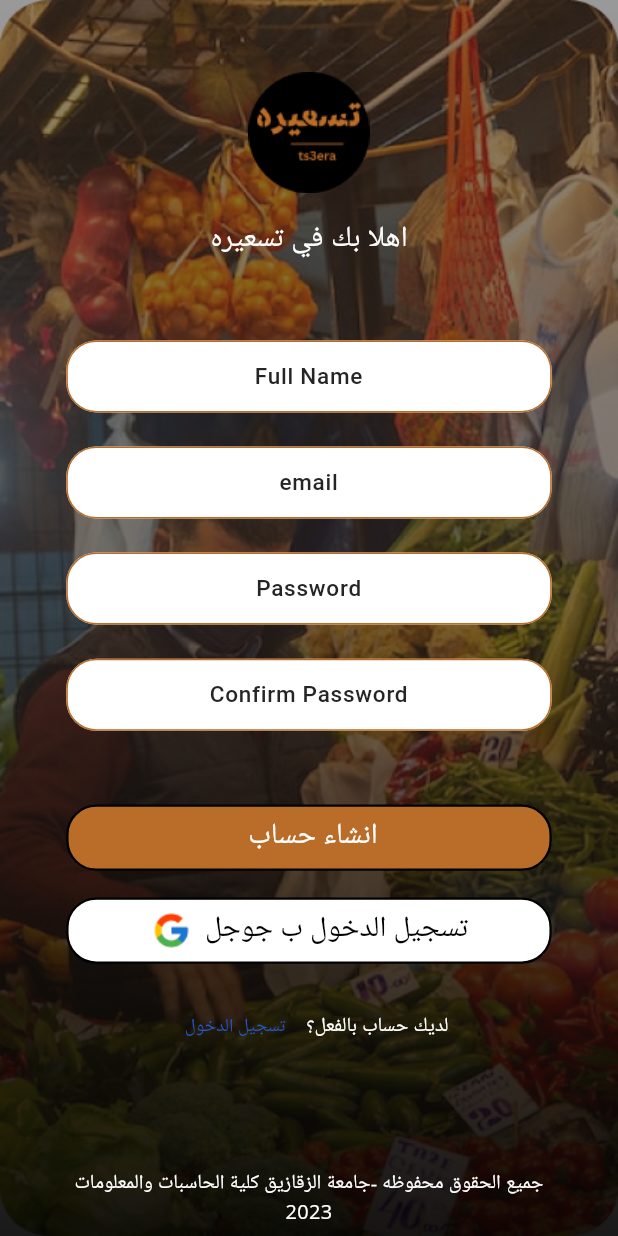
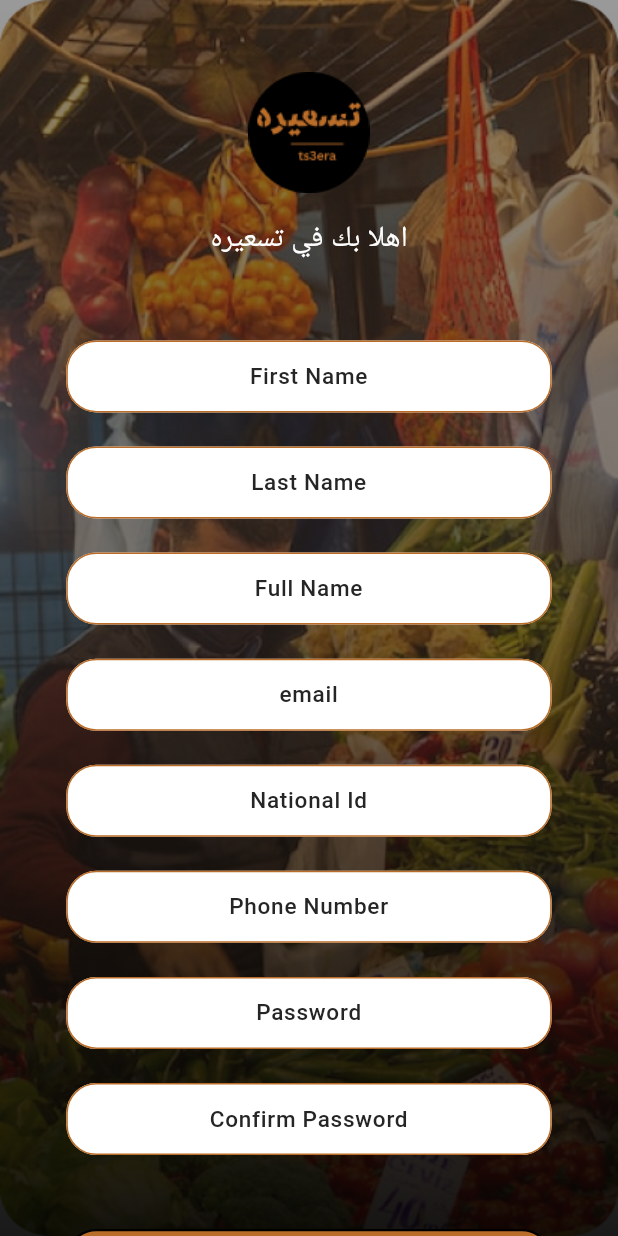
Before and after one commit to EngMohamedKhalid/tseara, a Flutter app: the RegisterScreen screen opened directly, on a phone screen of 412 x 824 dp. Run offline on Flutter 3.47's test engine with Material 3 defaults, Android fonts, the phone set to English and light mode, and no system bars; drawn by our look-alikes of overlay_support; our stand-ins replace bloc, carousel_slider, cloud_firestore, dartz, dio, dropdown_button2 and 19 more; missing offline and left inert: data_connection_checker_nulls, flutter_stripe, http_interceptor; accounts and stored records are empty; Roboto replaces fonts that are missing (Cairo, OpenSans-Regular, OpenSans-SemiBold).

Commit message:
add auth apis

```diff
--- a/lib/app/utils/consts.dart
+++ b/lib/app/utils/consts.dart
@@ -1,8 +1,5 @@
 
 import 'package:url_launcher/url_launcher.dart';
-const String kSecretKey= "sk_test_51NcYZ1IFBuxSP4IyHPxRBxM7hwSNclM111B2vACftn35lmmhIw1Lyu1A1UkJ4AT08DWRULN37gUyZAXSdRKRnQ2v00hPaFnFsX";
-const String kPublishKey = "pk_test_51NcYZ1IFBuxSP4IyHk35qI4RSKdmWyWl40XRt6T2SPc9OPo35cwnMJY0um0DwCChfDfyMD9Hiq7Ecn8PRttdrHP100XAw4bhFL";
-const String kCustomerId = "cus_Q11FaLd615Ckne";
 
 const String kBaseUrl = "ts3ra.runasp.net";
 const String kBaseVersion = 'api/';
--- a/lib/app/widgets/flutter_toast.dart
+++ b/lib/app/widgets/flutter_toast.dart
@@ -13,7 +13,7 @@ Future<bool?> showToast({
       msg: msg,
       toastLength: Toast.LENGTH_SHORT,
       gravity:gravity?? ToastGravity.BOTTOM,
-      timeInSecForIosWeb: 5,
+      timeInSecForIosWeb: 7,
       backgroundColor:backgroundColor??AppColors.mainColor,
       textColor: textColor??AppColors.white,
       fontSize: 18.sp
--- a/lib/features/auth_feature/presentation/screens/register_screen.dart
+++ b/lib/features/auth_feature/presentation/screens/register_screen.dart
@@ -77,61 +77,119 @@ class _RegisterScreenState extends State<RegisterScreen> {
                         ),
                         60.verticalSpace,
                         CustomFormField(
+                          hint: "First Name".tr(),
+                          controller: cu.registerFirstNameController,
+                          errorText:  cu.errorMsg,
+                        ),
+                        20.verticalSpace,
+                        CustomFormField(
+                          hint: "Last Name".tr(),
+                          controller: cu.registerLastNameController,
+                          errorText:  cu.errorMsg,
+                        ),
+                        20.verticalSpace,
+                        CustomFormField(
                           hint: "Full Name".tr(),
-                          controller: cu.loginEmailController,
+                          controller: cu.registerFullNameController,
+                          errorText:  cu.errorMsg,
+                        ),
+                        20.verticalSpace,
+                        CustomFormField(
+                          hint: "email".tr(),
+                          controller: cu.registerEmailController,
                           keyboardType: TextInputType.emailAddress,
                           errorText:  cu.errorMsg,
                         ),
                         20.verticalSpace,
                         CustomFormField(
-                          hint: "email".tr(),
-                          controller: cu.loginEmailController,
-                          keyboardType: TextInputType.emailAddress,
+                          hint: "National Id".tr(),
+                          controller: cu.registerNationalIdController,
+                          keyboardType: TextInputType.number,
                           errorText:  cu.errorMsg,
+                          maxLength: 14,
+                          validator:(value) {
+                            if (value!.isEmpty) {
+                              return "National Id is Required".tr();
+                            }else if(value.length<14){
+                              return "National Id is not valid".tr();
+                            }
+                            return null;
+                          },
+                        ),
+                        20.verticalSpace,
+                        CustomFormField(
+                          hint: "Phone Number".tr(),
+                          controller: cu.registerPhoneController,
+                          keyboardType: TextInputType.number,
+                          errorText:  cu.errorMsg,
+                          maxLength: 11,
+                          validator:(value) {
+                            if (value!.isEmpty) {
+                              return "Phone is Required".tr();
+                            }else if(value.length!=11){
+                              return "National Id is not valid".tr();
+                            }
+                            return null;
+                          },
                         ),
                         20.verticalSpace,
                         CustomFormField(
                           hint: "Password".tr(),
-                          controller: cu.loginPasswordController,
+                          controller: cu.registerPassController,
+                          validator:(value) {
+                            if (value!.isEmpty) {
+                              return "Password is Required".tr();
+                            }else if(value.length<6){
+                              return "Password must be at least 6 characters".tr();
+                            }
+                            return null;
+                          },
                         ),
                         20.verticalSpace,
                         CustomFormField(
                           hint: "Confirm Password".tr(),
-                          controller: cu.loginPasswordController,
+                          controller: cu.registerConfPassController,
+                          validator:(value) {
+                            if (value!.isEmpty) {
+                              return "Confirm Password is Required".tr();
+                            }else if(value.length<6){
+                              return "Confirm Password must be at least 6 characters".tr();
+                            }
+                            return null;
+                          },
                         ),
                         50.verticalSpace,
                         ButtonWidget(
                           loading: state is LoadingState,
                           outlined: true,
                           onPressed: () {
-                            navigateTo(HomeScreen(),removeAll: true);
-                            //navigateTo(BNBScreen(),removeAll: true);
-                            // if(formKey.currentState!.validate()){
-                            //   //cu.login();
-                            // }
+                            if(formKey.currentState!.validate()){
+                              print(",${(cu.registerNationalIdController.text.substring(0,13)).length}");
+                              cu.register();
+                            }
                           },
                           text: " انشاء حساب".tr(),
                         ),
                         20.verticalSpace,
-                        ButtonWidget(
-                          loading: state is LoadingState,
-                          outlined: true,
-                          color: AppColors.white,
-                          textColor: AppColors.black,
-                          icon: ImageWidget(
-                            imageUrl: AppImages.Google,
-                            width: 30.w,
-                            height: 30.h,
-                          ),
-                          onPressed: () {
-                            //navigateTo(BNBScreen(),removeAll: true);
-                            // if(formKey.currentState!.validate()){
-                            //   //cu.login();
-                            // }
-                          },
-                          text: "تسجيل الدخول ب جوجل".tr(),
-                        ),
-                        20.verticalSpace,
+                        // ButtonWidget(
+                        //   loading: state is LoadingState,
+                        //   outlined: true,
+                        //   color: AppColors.white,
+                        //   textColor: AppColors.black,
+                        //   icon: ImageWidget(
+                        //     imageUrl: AppImages.Google,
+                        //     width: 30.w,
+                        //     height: 30.h,
+                        //   ),
+                        //   onPressed: () {
+                        //     //navigateTo(BNBScreen(),removeAll: true);
+                        //     // if(formKey.currentState!.validate()){
+                        //     //   //cu.login();
+                        //     // }
+                        //   },
+                        //   text: "تسجيل الدخول ب جوجل".tr(),
+                        // ),
+                        // 20.verticalSpace,
                         Row(
                           mainAxisAlignment: MainAxisAlignment.center,
                           children: [
--- a/lib/main.dart
+++ b/lib/main.dart
@@ -10,6 +10,7 @@ import 'package:overlay_support/overlay_support.dart';
 import 'app/themes/get_theme.dart';
 import 'app/utils/bloc_observer.dart';
 import 'app/utils/consts.dart';
+import 'app/utils/dio_helper.dart';
 import 'app/utils/get_it_injection.dart';
 import 'app/utils/language_manager.dart';
 import 'app/utils/navigation_helper.dart';
@@ -24,12 +25,9 @@ String ? myLocationCity;
 void main() async{
   WidgetsFlutterBinding.ensureInitialized();
   await EasyLocalization.ensureInitialized();
-  // await Firebase.initializeApp(
-  //   options: DefaultFirebaseOptions.currentPlatform,
-  // );
+  DioHelper.init();
   Bloc.observer = MyBlocObserver();
   await init();
-  Stripe.publishableKey = kPublishKey;
   // Placemark placemark = await _getLocation();
   // myLocationName = placemark.street!;
   // myLocationCity = placemark.locality!;
```
Also changed, not shown: lib/app/utils/dio_helper.dart (added, +89 -0 lines), lib/features/auth_feature/presentation/presentation_logic_holder/auth_cubit.dart (+94 -52 lines), lib/features/auth_feature/presentation/screens/forget_password_screen.dart (+23 -24 lines), lib/features/auth_feature/presentation/screens/login_screen.dart (+22 -24 lines), lib/features/auth_feature/presentation/screens/reset_password_screen.dart (+29 -25 lines), 1 other file.
